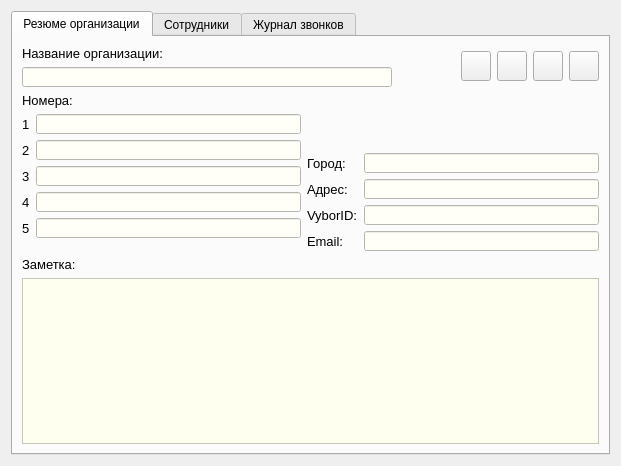
okostynchuk/Outcall, file src/ViewOrgContactDialog.ui: the form before one commit.
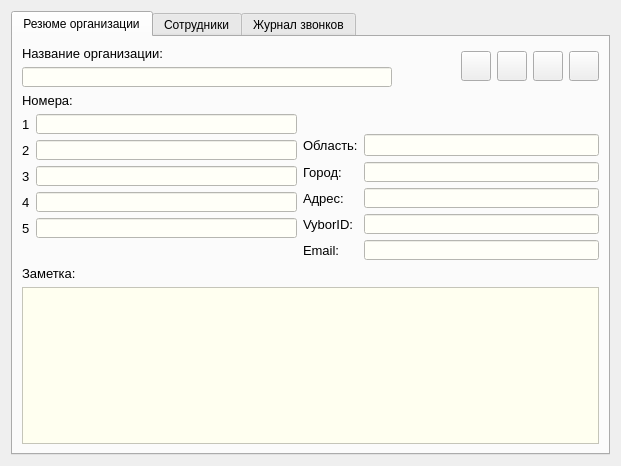
The form after the commit. Icons and pictures are not drawn.

Commit message: added regions to contacts and other fixes

```diff
--- a/src/ViewOrgContactDialog.ui
+++ b/src/ViewOrgContactDialog.ui
@@ -477,8 +477,8 @@
          </item>
          <item>
           <layout class="QGridLayout" name="gridLayout">
-           <item row="1" column="1">
-            <widget class="QLineEdit" name="city">
+           <item row="4" column="1">
+            <widget class="QLineEdit" name="vyborId">
              <property name="minimumSize">
               <size>
                <width>235</width>
@@ -501,7 +501,7 @@
              </property>
             </widget>
            </item>
-           <item row="4" column="0">
+           <item row="5" column="0">
             <widget class="QLabel" name="label_12">
              <property name="font">
               <font>
@@ -513,7 +513,7 @@
              </property>
             </widget>
            </item>
-           <item row="4" column="1">
+           <item row="5" column="1">
             <widget class="QLineEdit" name="email">
              <property name="minimumSize">
               <size>
@@ -540,43 +540,31 @@
              </property>
             </widget>
            </item>
-           <item row="3" column="1">
-            <widget class="QLineEdit" name="vyborId">
-             <property name="minimumSize">
-              <size>
-               <width>235</width>
-               <height>20</height>
-              </size>
-             </property>
-             <property name="maximumSize">
-              <size>
-               <width>16777215</width>
-               <height>20</height>
-              </size>
-             </property>
-             <property name="styleSheet">
-              <string notr="true">*{
-background-color: #fffff8;
-}</string>
-             </property>
-             <property name="readOnly">
-              <bool>true</bool>
-             </property>
-            </widget>
-           </item>
-           <item row="2" column="0">
-            <widget class="QLabel" name="label_10">
-             <property name="font">
-              <font>
-               <pointsize>10</pointsize>
-              </font>
-             </property>
-             <property name="text">
-              <string>Адрес:</string>
-             </property>
-            </widget>
-           </item>
            <item row="2" column="1">
+            <widget class="QLineEdit" name="city">
+             <property name="minimumSize">
+              <size>
+               <width>235</width>
+               <height>20</height>
+              </size>
+             </property>
+             <property name="maximumSize">
+              <size>
+               <width>16777215</width>
+               <height>20</height>
+              </size>
+             </property>
+             <property name="styleSheet">
+              <string notr="true">*{
+background-color: #fffff8;
+}</string>
+             </property>
+             <property name="readOnly">
+              <bool>true</bool>
+             </property>
+            </widget>
+           </item>
+           <item row="3" column="1">
             <widget class="QLineEdit" name="address">
              <property name="minimumSize">
               <size>
@@ -600,7 +588,7 @@
              </property>
             </widget>
            </item>
-           <item row="3" column="0">
+           <item row="4" column="0">
             <widget class="QLabel" name="label_11">
              <property name="font">
               <font>
@@ -612,6 +600,54 @@
              </property>
             </widget>
            </item>
+           <item row="3" column="0">
+            <widget class="QLabel" name="label_10">
+             <property name="font">
+              <font>
+               <pointsize>10</pointsize>
+              </font>
+             </property>
+             <property name="text">
+              <string>Адрес:</string>
+             </property>
+            </widget>
+           </item>
+           <item row="2" column="0">
+            <widget class="QLabel" name="label_9">
+             <property name="font">
+              <font>
+               <pointsize>10</pointsize>
+              </font>
+             </property>
+             <property name="text">
+              <string>Город:</string>
+             </property>
+            </widget>
+           </item>
+           <item row="1" column="1">
+            <widget class="QLineEdit" name="region">
+             <property name="styleSheet">
+              <string notr="true">*{
+background-color: #fffff8;
+}</string>
+             </property>
+             <property name="readOnly">
+              <bool>true</bool>
+             </property>
+            </widget>
+           </item>
+           <item row="1" column="0">
+            <widget class="QLabel" name="label_2">
+             <property name="font">
+              <font>
+               <pointsize>10</pointsize>
+              </font>
+             </property>
+             <property name="text">
+              <string>Область:</string>
+             </property>
+            </widget>
+           </item>
            <item row="0" column="0">
             <widget class="QLabel" name="label">
              <property name="text">
@@ -619,18 +655,6 @@
              </property>
             </widget>
            </item>
-           <item row="1" column="0">
-            <widget class="QLabel" name="label_9">
-             <property name="font">
-              <font>
-               <pointsize>10</pointsize>
-              </font>
-             </property>
-             <property name="text">
-              <string>Город:</string>
-             </property>
-            </widget>
-           </item>
           </layout>
          </item>
         </layout>
```
The commit also changes 29 other files.
